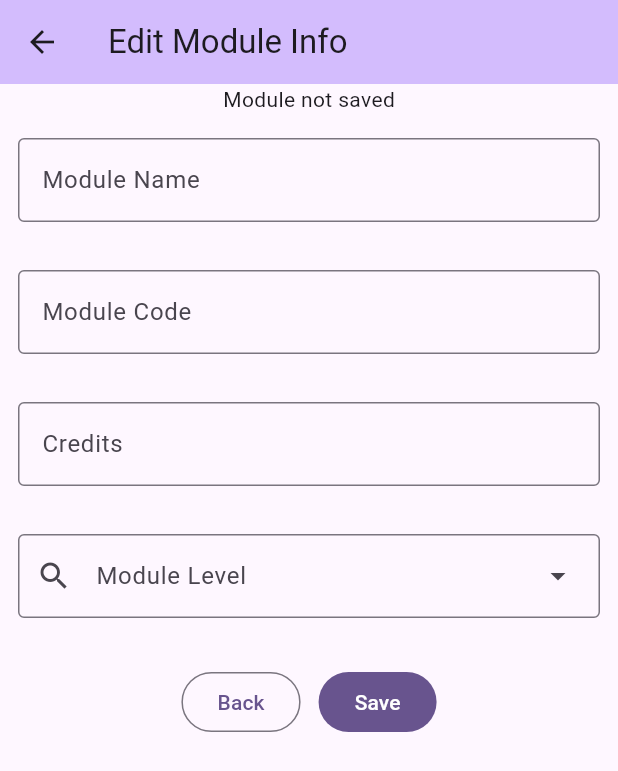
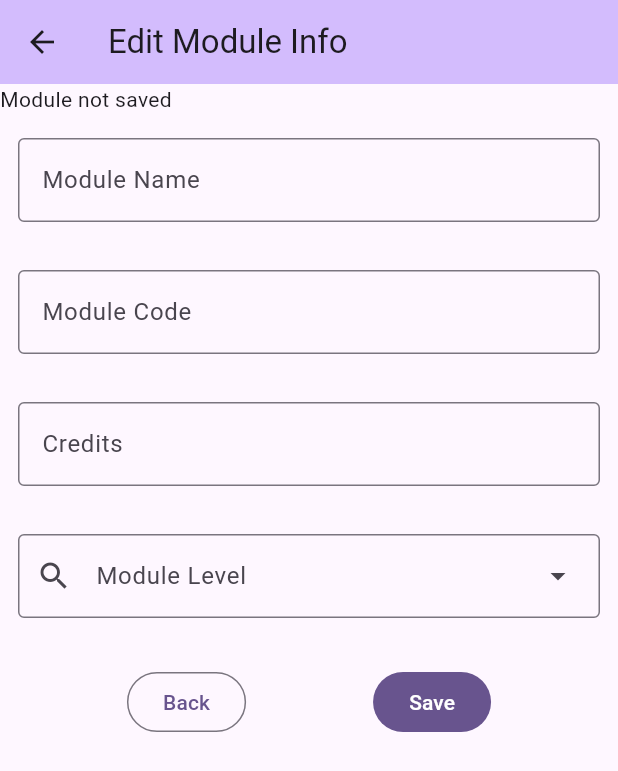
Before and after one commit to ThomasBoxall/module-grade-calculator-v2, a Flutter app: the EditModuleInfoPage screen opened directly, on a phone screen of 412 x 824 dp. Shown: the top 771 px of the screen. Run offline on Flutter 3.47's test engine with Material 2 defaults, Android fonts, the phone set to English and light mode, and no system bars; our stand-ins replace hive, hive_flutter; accounts and stored records are empty.

Commit message:
beat flutter into submission (change column to listview)

```diff
--- a/lib/page/AddEditPage.dart
+++ b/lib/page/AddEditPage.dart
@@ -83,7 +83,7 @@ class _AddEditPageState extends State<AddEditPage> {
         child: Form(
           key: _addEditFormKey,
           autovalidateMode: AutovalidateMode.onUserInteraction,
-          child: Column(
+          child: ListView(
             children: <Widget>[
               Padding(
                 padding: const EdgeInsets.symmetric(horizontal: 12, vertical: 16),
--- a/lib/page/EditModuleInfoPage.dart
+++ b/lib/page/EditModuleInfoPage.dart
@@ -62,7 +62,7 @@ class _EditModuleInfoPageState extends State<EditModuleInfoPage> {
         child: Form (
           key: _editModueFormKey,
           autovalidateMode: AutovalidateMode.onUserInteraction,
-          child:Column(
+          child:ListView(
 
             children: <Widget>[
               Text(
--- a/lib/page/MyModulesPage.dart
+++ b/lib/page/MyModulesPage.dart
@@ -43,8 +43,7 @@ class _MyModulesState extends State<MyModules> {
         backgroundColor: Theme.of(context).colorScheme.inversePrimary,
         title: const Text("My Modules"),
       ),
-      body: Column(
-        mainAxisAlignment: MainAxisAlignment.start,
+      body: ListView(
         children: <Widget>[
           Expanded(
             child: ListView(
```
